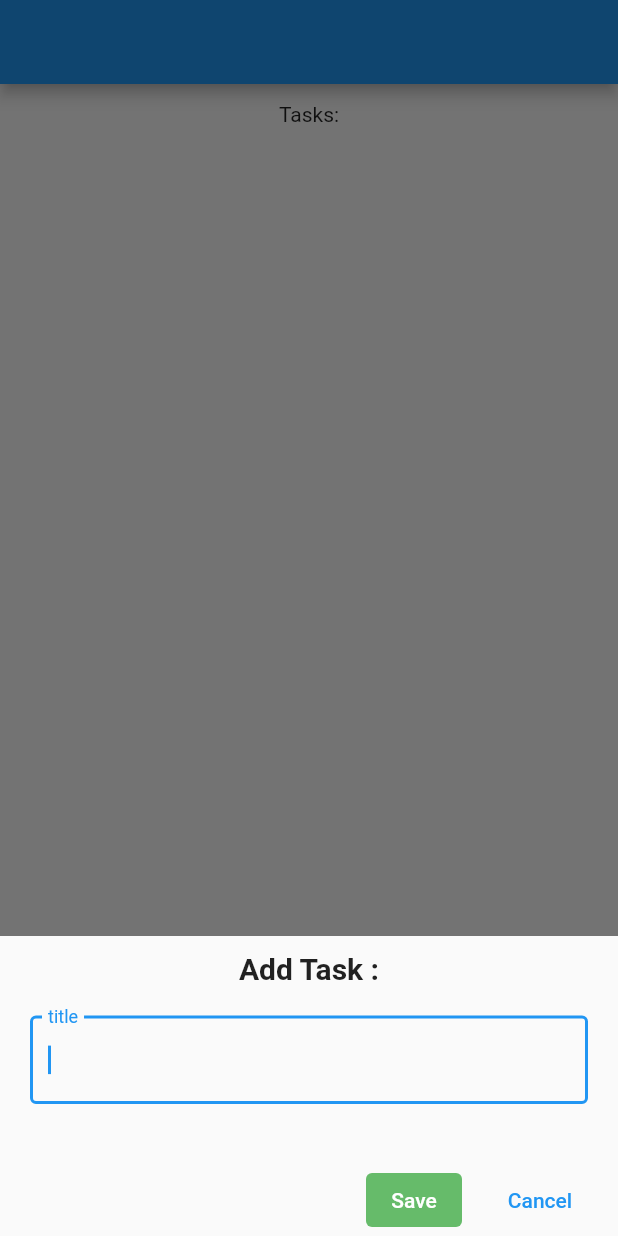
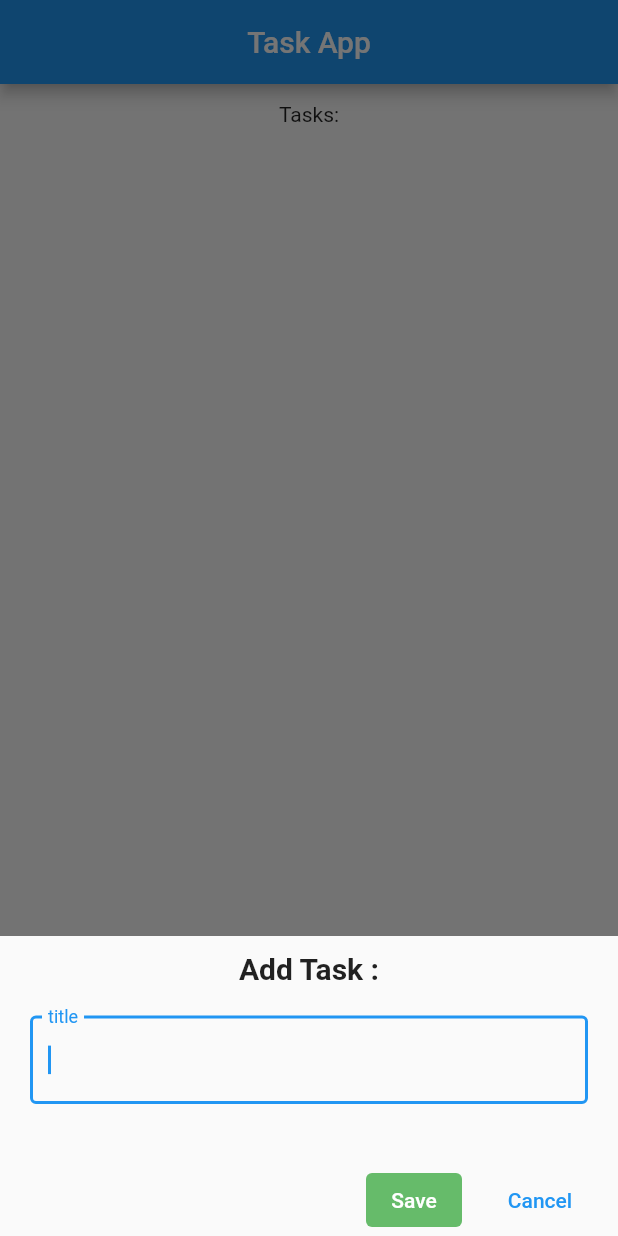
Before and after one commit to hosseinvejdani/task_app, a Flutter app: the screen it shows after launch, after a tap on the "add" icon, on a phone screen of 412 x 824 dp. Run offline on Flutter 3.47's test engine with Material 2 defaults, Android fonts, the phone set to English and light mode, and no system bars; our stand-ins replace bloc, equatable, flutter_bloc, hive_flutter; accounts and stored records are empty.

Commit message:
completed delete and update

```diff
--- a/lib/screens/tasks_screen.dart
+++ b/lib/screens/tasks_screen.dart
@@ -10,6 +10,7 @@ class TasksScreen extends StatelessWidget {
   final titleController = TextEditingController();
 
   void _addTask(BuildContext context) {
+    titleController.clear();
     showModalBottomSheet(
       context: context,
       builder: (context) {
@@ -66,29 +67,21 @@ class TasksScreen extends StatelessWidget {
           onPressed: () => _addTask(context),
           child: const Icon(Icons.add),
         ),
-        appBar: AppBar(),
+        appBar: AppBar(
+          centerTitle: true,
+          title: const Text('Task App'),
+        ),
         body: Column(children: [
           Container(margin: const EdgeInsets.all(12), child: const Text('Tasks:')),
           Expanded(
             child: BlocBuilder<TaskCubit, TaskState>(
               builder: (context, state) {
                 if (state is TaskInitial) {
-                  return const Center(child: Text('TaskInitial ... '));
+                  return taskInit();
                 } else if (state is TasksLoading) {
-                  return const Center(child: Text('TaskLoading ... '));
+                  return taskLoading();
                 } else if (state is TasksLoaded) {
-                  return ListView.builder(
-                      itemCount: state.tasks.length,
-                      itemBuilder: ((context, index) {
-                        var task = state.tasks[index];
-                        return ListTile(
-                          title: Text(task.title),
-                          trailing: Checkbox(
-                            onChanged: (value) => {},
-                            value: task.isDone,
-                          ),
-                        );
-                      }));
+                  return tasksList(state);
                 } else {
                   // state is TaskError
                   return const Center(child: Text('TaskError ... '));
@@ -100,4 +93,33 @@ class TasksScreen extends StatelessWidget {
       ),
     );
   }
+
+  ListView tasksList(TasksLoaded state) {
+    return ListView.builder(
+        itemCount: state.tasks.length,
+        itemBuilder: ((context, index) {
+          var task = state.tasks[index];
+          return ListTile(
+            title: Text(task.title),
+            trailing: Row(
+              mainAxisSize: MainAxisSize.min,
+              children: [
+                IconButton(
+                    onPressed: () => context.read<TaskCubit>().deleteTask(task.id!), icon: const Icon(Icons.delete_rounded)),
+                const SizedBox(width: 15),
+                Checkbox(
+                  onChanged: (value) => {
+                    context.read<TaskCubit>().updateTask(task.id!, task.copyWith(isDone: value)),
+                  },
+                  value: task.isDone,
+                ),
+              ],
+            ),
+          );
+        }));
+  }
+
+  Center taskLoading() => const Center(child: Text('TaskLoading ... '));
+
+  Center taskInit() => const Center(child: Text('TaskInitial ... '));
 }
```
